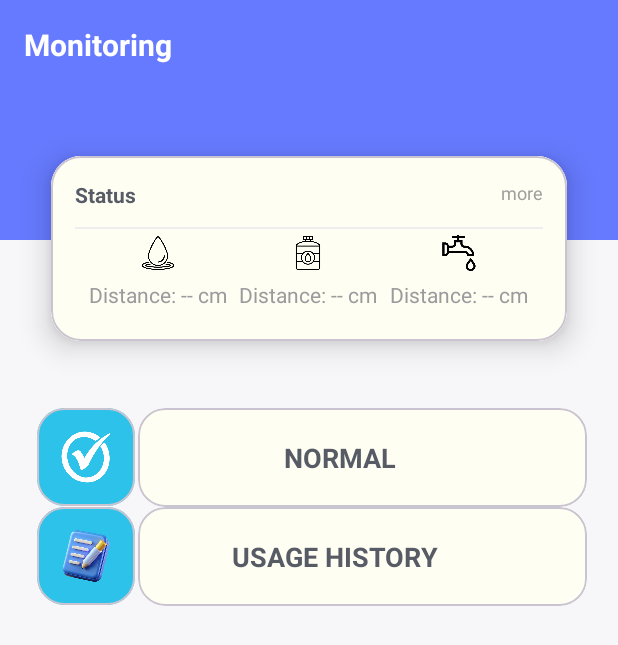
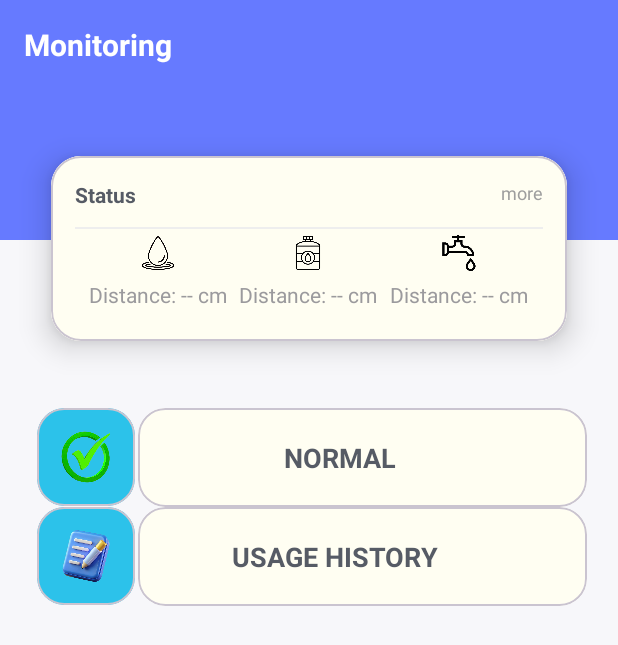
Before and after one commit to SenpaiPoro/WaterLeakage, an Android app: the screen it shows after launch (MainActivity), on a phone screen of 412 x 824 dp. Shown: the top 645 px of the screen. Run offline under Robolectric (Android 15) with nearby library versions, the light colour scheme and no system bars; our stand-ins replace Firebase (no records; nobody signed in at launch, a user with empty details on screens opened directly), sdp/ssp sizes.

Commit message:
remove the tind color for check mark

```diff
--- a/app/src/main/res/layout/dashboard_item_1.xml
+++ b/app/src/main/res/layout/dashboard_item_1.xml
@@ -22,7 +22,7 @@
             android:layout_height="match_parent"
             android:layout_margin="@dimen/_8sdp"
             android:src="@drawable/check"
-            android:tint="@color/white" />
+            />
 
 
     </com.google.android.material.card.MaterialCardView>
```
